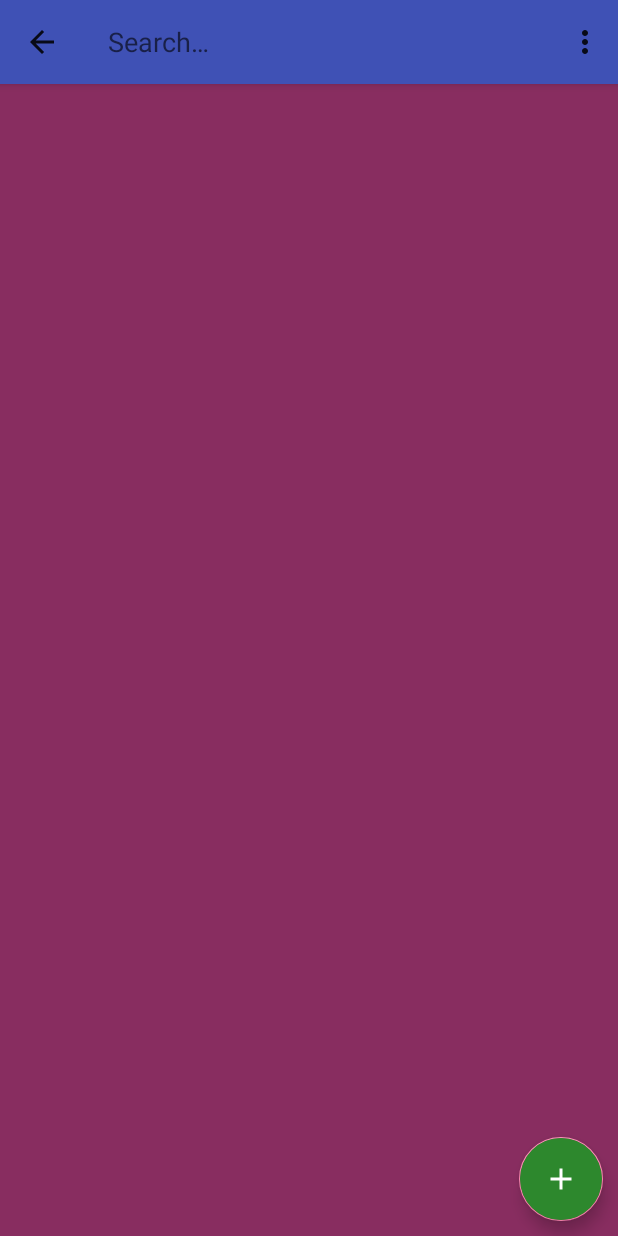
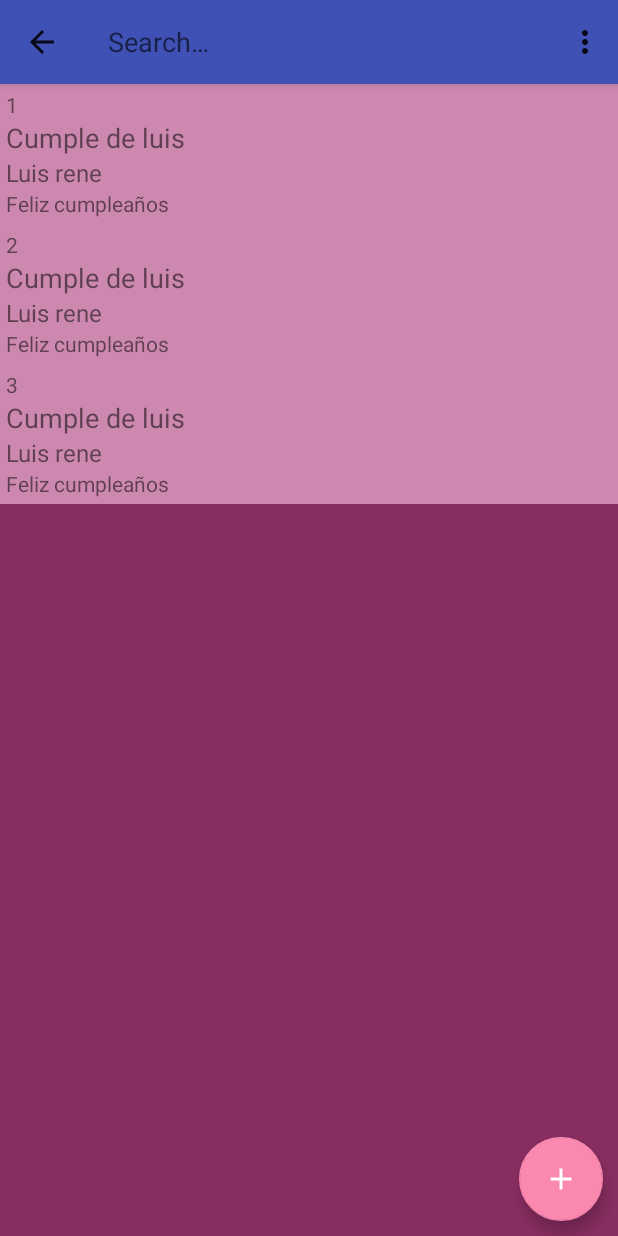
Before and after one commit to 01luisrene/MultiRecordatorio, an Android app: the screen it shows after launch (MainActivity), after a tap on "Buscar", on a phone screen of 412 x 824 dp. Run offline under Robolectric (Android 15) with nearby library versions, the phone set to English and light mode, and no system bars.

```diff
--- a/app/src/main/java/com/a01luisrene/multirecordatorio/sqlite/DataBaseManager.java
+++ b/app/src/main/java/com/a01luisrene/multirecordatorio/sqlite/DataBaseManager.java
@@ -68,6 +68,34 @@ public abstract class DataBaseManager {
     abstract public Boolean compruebaRegistroRecordatorio(String id);
 
     /**
+     *
+     * METODOS PARA LA TABLA TIPO RECORDATORIOS
+     */
+
+    abstract public void insertarTipoRecordatorio(String id,
+                                                  String iconoRecordatorio,
+                                                  String tipoRecordatorio,
+                                                  String proteccion,
+                                                  String fechaCreacion);
+
+    abstract public void actualizarTipoRecordatorio(String id,
+                                                    String iconoRecordatorio,
+                                                    String tipoRecordatorio,
+                                                    String proteccion,
+                                                    String fechaCreacion);
+
+    abstract public void eliminarTipoRecordatorio(String id);
+
+    abstract public void eliminarTipoRecordatorios();
+
+    abstract public Cursor cargarCursorTipoRecordatorios();
+
+    abstract public Cursor buscarTipoRecordatorio(String tipoRecordatorio);
+
+    abstract public Boolean compruebaRegistroTipoRecordatorio(String id);
+
+
+    /**
     *
     * GETTER & SETTER
     **/
--- a/app/src/main/java/com/a01luisrene/multirecordatorio/sqlite/DataBaseManagerRecordatorios.java
+++ b/app/src/main/java/com/a01luisrene/multirecordatorio/sqlite/DataBaseManagerRecordatorios.java
@@ -180,4 +180,74 @@ public class DataBaseManagerRecordatorios extends DataBaseManager {
 
         return list;
     }
+
+    /**
+     *
+     * METODOS PARA LA TABLA TIPO RECORDATORIOS
+     */
+    private ContentValues generarContentValuesTipoRecordatorio(String id,
+                                                               String iconoRecordatorio,
+                                                               String tipoRecordatorio,
+                                                               String proteccion,
+                                                               String fechaCreacion){
+
+        ContentValues valores = new ContentValues();
+        valores.put(TablasDb.TablaTipoRecordatorio.CN_ID, id);
+        valores.put(TablasDb.TablaTipoRecordatorio.CN_ICON_REMINDER, iconoRecordatorio);
+        valores.put(TablasDb.TablaTipoRecordatorio.CN_REMINDER_TYPE, tipoRecordatorio);
+        valores.put(TablasDb.TablaTipoRecordatorio.CN_PROTECTION, proteccion);
+        valores.put(TablasDb.TablaTipoRecordatorio.CN_CREATION_DATE, fechaCreacion);
+
+        return valores;
+
+    }
+    @Override
+    public void insertarTipoRecordatorio(String id,
+                                         String iconoRecordatorio,
+                                         String tipoRecordatorio,
+                                         String proteccion,
+                                         String fechaCreacion) {
+        super.getDb().insert(TablasDb.TablaTipoRecordatorio.TABLE_NAME,null, generarContentValuesTipoRecordatorio(
+                id,
+                iconoRecordatorio,
+                tipoRecordatorio,
+                proteccion,
+                fechaCreacion
+        ));
+
+    }
+
+    @Override
+    public void actualizarTipoRecordatorio(String id,
+                                           String iconoRecordatorio,
+                                           String tipoRecordatorio,
+                                           String proteccion,
+                                           String fechaCreacion) {
+
+    }
+
+    @Override
+    public void eliminarTipoRecordatorio(String id) {
+
+    }
+
+    @Override
+    public void eliminarTipoRecordatorios() {
+
+    }
+
+    @Override
+    public Cursor cargarCursorTipoRecordatorios() {
+        return null;
+    }
+
+    @Override
+    public Cursor buscarTipoRecordatorio(String tipoRecordatorio) {
+        return null;
+    }
+
+    @Override
+    public Boolean compruebaRegistroTipoRecordatorio(String id) {
+        return null;
+    }
 }
--- a/app/src/main/java/com/a01luisrene/multirecordatorio/sqlite/DbHelper.java
+++ b/app/src/main/java/com/a01luisrene/multirecordatorio/sqlite/DbHelper.java
@@ -11,46 +11,47 @@ import android.os.Build;
 
 public class DbHelper extends SQLiteOpenHelper {
 
-    private static final String DB_NAME = "MultiRecordatorio.sqlite";
+    private static final String DB_NAME = "multirecordatorio.db";
     private static final int DB_SCHEME_VERSION = 1;
+    private final Context context;
 
     public DbHelper(Context context) {
         super(context, DB_NAME, null, DB_SCHEME_VERSION);
+        this.context = context;
     }
 
     @Override
-    public void onOpen(SQLiteDatabase sqLiteDatabase) {
-        super.onOpen(sqLiteDatabase);
-        if (!sqLiteDatabase.isReadOnly()) {
+    public void onOpen(SQLiteDatabase db) {
+        super.onOpen(db);
+        if (!db.isReadOnly()) {
             if (Build.VERSION.SDK_INT >= Build.VERSION_CODES.JELLY_BEAN) {
-                sqLiteDatabase.setForeignKeyConstraintsEnabled(true);
+                db.setForeignKeyConstraintsEnabled(true);
             } else {
-                sqLiteDatabase.execSQL("PRAGMA foreign_keys=ON");
+                db.execSQL("PRAGMA foreign_keys=ON;");
             }
         }
     }
 
     @Override
-    public void onCreate(SQLiteDatabase sqLiteDatabase) {
+    public void onCreate(SQLiteDatabase db) {
 
-        sqLiteDatabase.execSQL(TablasDb.TablaRecordatorios.CREATE_TABLE);
-        sqLiteDatabase.execSQL(TablasDb.TablaTipoRecordatorio.CREATE_TABLE);
-        sqLiteDatabase.execSQL(TablasDb.TablaUsuario.CREATE_TABLE);
+        db.execSQL(TablasDb.TablaRecordatorios.CREATE_TABLE);
+        db.execSQL(TablasDb.TablaTipoRecordatorio.CREATE_TABLE);
+        db.execSQL(TablasDb.TablaUsuario.CREATE_TABLE);
 
     }
 
     @Override
-    public void onUpgrade(SQLiteDatabase sqLiteDatabase, int i, int i1) {
+    public void onUpgrade(SQLiteDatabase db, int i, int i1) {
 
         String tablaRecordatorioV2 = "DROP TABLE IF EXISTS " + TablasDb.TablaRecordatorios.CREATE_TABLE;
         String tablaTipoRecordatoriosV2 = "DROP TABLE IF EXISTS " + TablasDb.TablaTipoRecordatorio.CREATE_TABLE;
         String tablaUsuariosV2 = "DROP TABLE IF EXISTS " + TablasDb.TablaUsuario.CREATE_TABLE;
 
-        sqLiteDatabase.execSQL(tablaRecordatorioV2);
-        sqLiteDatabase.execSQL(tablaTipoRecordatoriosV2);
-        sqLiteDatabase.execSQL(tablaUsuariosV2);
+        db.execSQL(tablaRecordatorioV2);
+        db.execSQL(tablaTipoRecordatoriosV2);
+        db.execSQL(tablaUsuariosV2);
 
-        onCreate(sqLiteDatabase);
-
+        onCreate(db);
     }
 }
--- a/app/src/main/res/layout/activity_main.xml
+++ b/app/src/main/res/layout/activity_main.xml
@@ -3,33 +3,28 @@
     xmlns:android="http://schemas.android.com/apk/res/android"
     xmlns:tools="http://schemas.android.com/tools"
     xmlns:app="http://schemas.android.com/apk/res-auto"
-    android:id="@+id/placeholder"
-    android:orientation="vertical"
     android:layout_width="match_parent"
     android:layout_height="match_parent"
     android:fitsSystemWindows="true"
     tools:context="com.a01luisrene.multirecordatorio.MainActivity">
 
     <!--Carga el layout del toolbar con el método include-->
-
-    <include
-        android:id="@+id/includeToolbar"
-        android:layout_width="match_parent"
-        android:layout_height="match_parent"
-        layout="@layout/toolbar"/>
+    <include android:id="@+id/toolbarMain" layout="@layout/toolbar"/>
 
     <FrameLayout
         android:layout_width="match_parent"
-        android:layout_height="match_parent">
+        android:layout_height="wrap_content"
+        app:layout_behavior="@string/appbar_scrolling_view_behavior">
+
+        <!--Fragmento A-->
+        <fragment
+            class="com.a01luisrene.multirecordatorio.ListaRecordatorioFragment"
+            android:id="@+id/list_frag"
+            android:layout_width="match_parent"
+            android:layout_height="wrap_content"
+            tools:layout="@layout/fragment_lista_recordatorio"/>
 
     </FrameLayout>
-
-    <android.support.v7.widget.RecyclerView
-        android:id="@+id/recordatorioListRecyclerView"
-        android:layout_width="match_parent"
-        android:layout_height="match_parent"
-        android:scrollbars="vertical"
-        app:layout_behavior="@string/appbar_scrolling_view_behavior"/>
 
     <!--Botón flotante Button-->
     <android.support.design.widget.FloatingActionButton
@@ -38,7 +33,5 @@
         android:layout_height="wrap_content"
         android:layout_gravity="bottom|end"
         android:layout_margin="@dimen/fab_margin"
-        android:backgroundTint="@color/botonFlotante"
         android:src="@drawable/ic_add_black_24dp"/>
-
 </android.support.design.widget.CoordinatorLayout>
--- /dev/null
+++ b/app/src/main/res/layout/fragment_lista_recordatorio.xml
@@ -0,0 +1,12 @@
+<LinearLayout xmlns:android="http://schemas.android.com/apk/res/android"
+             xmlns:tools="http://schemas.android.com/tools"
+             android:layout_width="match_parent"
+             android:layout_height="match_parent"
+             tools:context="com.a01luisrene.multirecordatorio.ListaRecordatorioFragment">
+
+    <android.support.v7.widget.RecyclerView
+        android:id="@+id/recordatorioListRecyclerView"
+        android:layout_width="match_parent"
+        android:layout_height="match_parent"
+        android:scrollbars="vertical"/>
+</LinearLayout>
--- a/app/src/main/res/layout/recordatorio_list_item.xml
+++ b/app/src/main/res/layout/recordatorio_list_item.xml
@@ -2,7 +2,6 @@
 <android.support.v7.widget.CardView
     xmlns:card_view="http://schemas.android.com/apk/res-auto"
     xmlns:android="http://schemas.android.com/apk/res/android"
-    xmlns:app="http://schemas.android.com/apk/res-auto"
     xmlns:tools="http://schemas.android.com/tools"
     android:id="@+id/cardItem"
     android:layout_width="match_parent"
@@ -16,7 +15,7 @@
     >
 
     <LinearLayout
-        android:layout_width="match_parent"
+        android:layout_width="278dp"
         android:layout_height="wrap_content"
         android:orientation="horizontal">
 
@@ -60,28 +59,15 @@
         </LinearLayout>
 
         <LinearLayout
-            android:layout_width="54dp"
-            android:layout_height="match_parent"
-            android:gravity="right"
-            android:orientation="horizontal">
+            android:orientation="vertical"
+            android:layout_width="78dp"
+            android:layout_height="match_parent">
 
-            <ImageButton
-                android:id="@+id/editImageButton"
-                android:layout_width="38dp"
-                android:layout_height="45dp"
-                android:layout_gravity="center"
-                android:backgroundTint="@color/colorPrimary"
-                android:contentDescription="@string/edit"
-                app:srcCompat="@android:drawable/ic_menu_edit"/>
-
-            <ImageButton
-                android:id="@+id/deleteImageButton"
-                android:layout_width="wrap_content"
-                android:layout_height="45dp"
-                android:layout_gravity="center"
-                android:backgroundTint="@color/colorAccent"
-                android:contentDescription="@string/delete"
-                app:srcCompat="@android:drawable/ic_menu_delete"/>
+            <Button
+                android:id="@+id/button"
+                android:layout_width="match_parent"
+                android:layout_height="wrap_content"
+                android:text="Button"/>
         </LinearLayout>
 
     </LinearLayout>
--- a/app/src/main/res/values/colors.xml
+++ b/app/src/main/res/values/colors.xml
@@ -6,5 +6,4 @@
     <color name="colorAccent">#fa88af</color>
     <color name="colorFondo">#882D60</color>
     <color name="colorItem">#CD88AF</color>
-    <color name="botonFlotante">#FF2D882D</color>
 </resources>
--- a/app/src/main/res/values/strings.xml
+++ b/app/src/main/res/values/strings.xml
@@ -5,4 +5,7 @@
     <string name="action_search">Buscar</string>
     <string name="edit">Icono editar</string>
     <string name="delete">Icono eliminar</string>
+
+    <!-- TODO: Remove or change this placeholder text -->
+    <string name="hello_blank_fragment">Hello blank fragment</string>
 </resources>
```
Also changed, not shown: app/src/main/java/com/a01luisrene/multirecordatorio/sqlite/TablasDb.java (+4 -6 lines).
